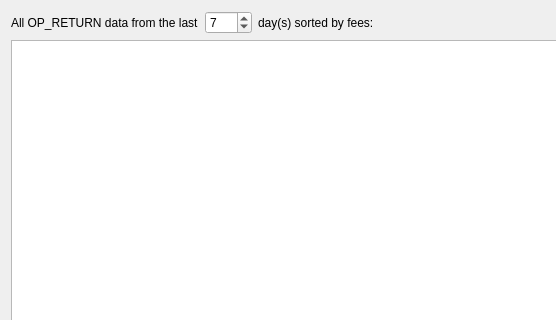
Old version of the form src/qt/forms/opreturndialog.ui in the repository torkelrogstad/mainchain; both pictures show x 0 to 556 and y 0 to 320 of the 1237 by 764 pixel window.
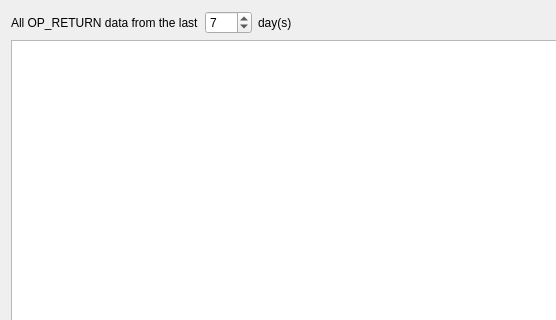
New version of the form.

The edit to the form file:
```diff
--- a/src/qt/forms/opreturndialog.ui
+++ b/src/qt/forms/opreturndialog.ui
@@ -60,7 +60,7 @@
         </sizepolicy>
        </property>
        <property name="text">
-        <string>day(s) sorted by fees:</string>
+        <string>day(s)</string>
        </property>
       </widget>
      </item>
```
Left out of the diff: 15 changed lines with no effect on the pictures.
